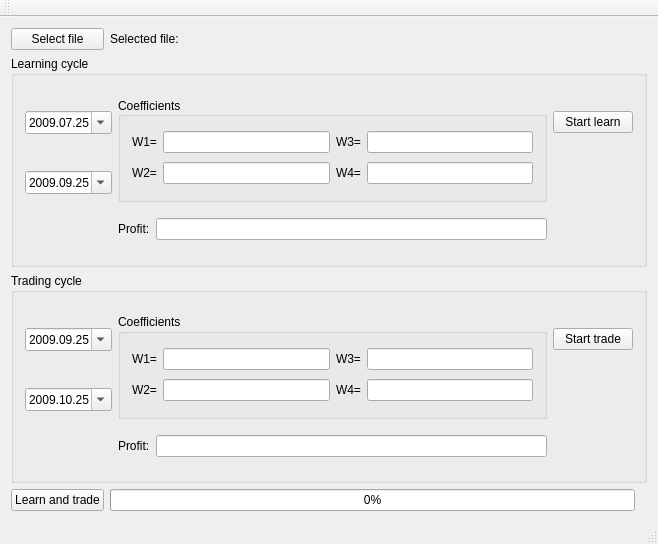
shadowfury/ForexTrader, file mainwindow.ui: the form before one commit.
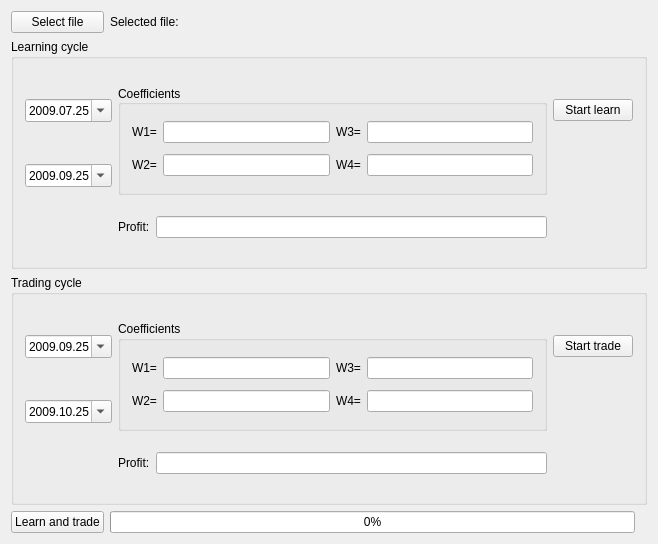
The form after the commit.

Commit message: removed toolbar

```diff
--- a/mainwindow.ui
+++ b/mainwindow.ui
@@ -273,15 +273,6 @@
     </item>
    </layout>
   </widget>
-  <widget class="QToolBar" name="mainToolBar">
-   <attribute name="toolBarArea">
-    <enum>TopToolBarArea</enum>
-   </attribute>
-   <attribute name="toolBarBreak">
-    <bool>false</bool>
-   </attribute>
-  </widget>
-  <widget class="QStatusBar" name="statusBar"/>
  </widget>
  <layoutdefault spacing="6" margin="11"/>
  <resources/>
```
